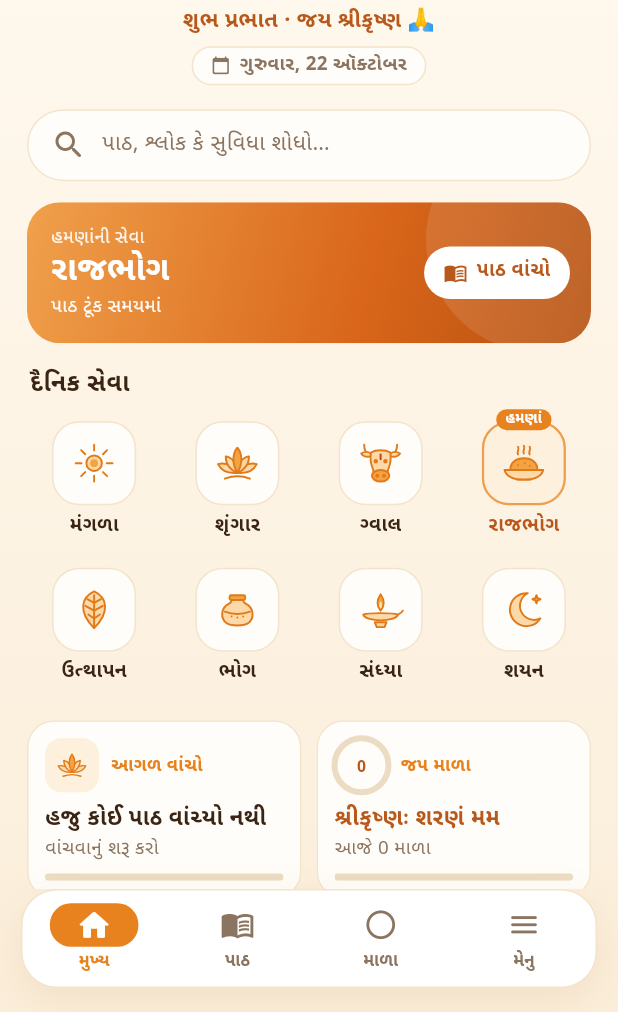
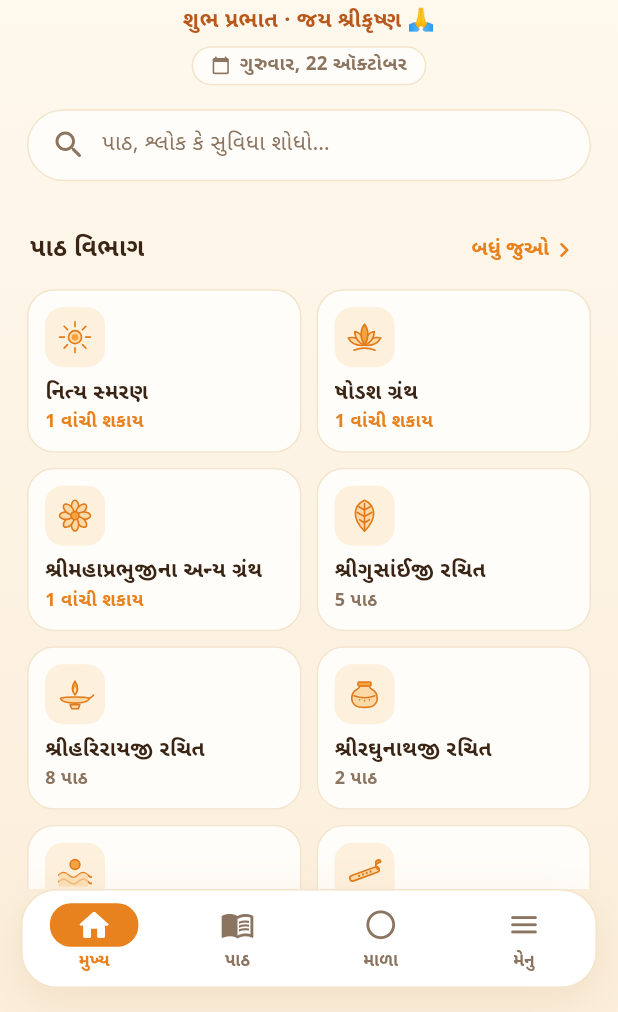
Before and after one commit to chinmaymodi24/pushtimarg-nitya-path, a Flutter app: the screen it shows after launch, on a phone screen of 412 x 824 dp, the part 224-1236 px from its top. Run offline on Flutter 3.47's test engine with Material 3 defaults, Android fonts, the phone set to English and light mode, and no system bars; our stand-ins replace flutter_svg, get, get_storage.

Commit message:
Home: ten path sections with see-all; hide empty continue/japa cards; drop the seva card
Co-Authored-By: Claude Opus 5.5 <noreply@anthropic.com>
Claude-Session: https://claude.ai/code/session_01GGw6umaZzkZjSnBB44UrMi

```diff
--- a/lib/core/translations/app_translations.dart
+++ b/lib/core/translations/app_translations.dart
@@ -149,6 +149,7 @@ class AppTranslations extends Translations {
     'n_paths': "@n પાઠ",
     'soon': "પાઠ ટૂંક સમયમાં",
     'daily_seva': "દૈનિક સેવા",
+    'home_sections': "પાઠ વિભાગ",
     'nav_mala': "માળા",
     'japa_today_n': "આજે @n માળા",
     'not_started': "હજુ કોઈ પાઠ વાંચ્યો નથી",
@@ -342,6 +343,7 @@ class AppTranslations extends Translations {
     'n_paths': "@n पाठ",
     'soon': "पाठ शीघ्र",
     'daily_seva': "दैनिक सेवा",
+    'home_sections': "पाठ विभाग",
     'nav_mala': "माला",
     'japa_today_n': "आज @n माला",
     'not_started': "अभी कोई पाठ नहीं पढ़ा",
@@ -534,6 +536,7 @@ class AppTranslations extends Translations {
     'n_paths': "@n paths",
     'soon': "Paths coming soon",
     'daily_seva': "Daily seva",
+    'home_sections': "Path sections",
     'nav_mala': "Mala",
     'japa_today_n': "@n malas today",
     'not_started': "Nothing read yet",
--- a/lib/modules/home/home_view.dart
+++ b/lib/modules/home/home_view.dart
@@ -10,13 +10,11 @@ import '../../core/utils/day_info.dart';
 import '../../core/widgets/app_logo.dart';
 import '../../core/widgets/motion.dart';
 import '../../core/widgets/svg_icon.dart';
-import '../../data/models/seva.dart';
+import '../../data/models/category.dart';
 import '../../data/repository/path_repository.dart';
 import '../../routes/app_routes.dart';
 import '../shell/shell_controller.dart';
 import 'home_controller.dart';
-
-const _nowGradient = [Color(0xFFF0A04B), Color(0xFFD9661A), Color(0xFFB5500F)];
 
 class HomeView extends GetView<HomeController> {
   const HomeView({super.key});
@@ -29,18 +27,16 @@ class HomeView extends GetView<HomeController> {
         FadeSlideIn(index: 0, child: _Header()),
         SizedBox(height: 12),
         FadeSlideIn(index: 1, child: _SearchBar()),
-        SizedBox(height: 14),
-        FadeSlideIn(index: 2, child: _NowSevaCard()),
+        SizedBox(height: 16),
+        FadeSlideIn(index: 2, child: _MiniCards()),
         FadeSlideIn(index: 3, child: _SectionTitle()),
-        FadeSlideIn(index: 4, child: _SevaGrid()),
-        SizedBox(height: 16),
-        FadeSlideIn(index: 5, child: _MiniCards()),
+        FadeSlideIn(index: 4, child: _SectionGrid()),
       ],
     );
   }
 }
 
-/// Arch, centred logo, greeting for the time of day and today's date.
+/// Centred logo, greeting for the time of day and today's date.
 class _Header extends GetView<HomeController> {
   const _Header();
 
@@ -110,233 +106,156 @@ class _Header extends GetView<HomeController> {
   }
 }
 
-class _NowSevaCard extends GetView<HomeController> {
-  const _NowSevaCard();
+class _SectionTitle extends StatelessWidget {
+  const _SectionTitle();
 
   @override
   Widget build(BuildContext context) {
     final p = context.pal;
-    final repo = Get.find<PathRepository>();
-    return Obx(() {
-      final id = DayInfo.currentSeva(controller.now.value);
-      final seva = sevaList.firstWhere((x) => x.id == id);
-      final n = repo.forSeva(id).length;
-      return Material(
-        color: Colors.transparent,
-        child: InkWell(
-          borderRadius: BorderRadius.circular(22),
-          onTap: () => Get.toNamed(Routes.seva, arguments: id),
-          child: Ink(
-            decoration: BoxDecoration(
-              borderRadius: BorderRadius.circular(22),
-              gradient: const LinearGradient(
-                begin: Alignment.topLeft,
-                end: Alignment.bottomRight,
-                colors: _nowGradient,
-                stops: [0, 0.6, 1],
-              ),
-            ),
-            child: ClipRRect(
-              borderRadius: BorderRadius.circular(22),
-              child: Stack(
+    return Padding(
+      padding: const EdgeInsets.fromLTRB(2, 10, 0, 6),
+      child: Row(
         children: [
-                  Positioned(
-                    right: -40,
-                    top: -50,
-                    child: Container(
-                      width: 150,
-                      height: 150,
-                      decoration: const BoxDecoration(
-                        shape: BoxShape.circle,
-                        color: Color(0x1CFFFFFF),
+          Expanded(
+            child: Text(
+              'home_sections'.tr,
+              style: TextStyle(
+                fontSize: 16.5,
+                fontWeight: FontWeight.w700,
+                color: p.text,
               ),
             ),
           ),
-                  Padding(
-                    padding: const EdgeInsets.fromLTRB(16, 15, 14, 15),
+          TextButton(
+            onPressed: () => Get.find<ShellController>().go(1),
+            style: TextButton.styleFrom(
+              foregroundColor: p.primary,
+              padding: const EdgeInsets.symmetric(horizontal: 8),
+              visualDensity: VisualDensity.compact,
+            ),
             child: Row(
-                      children: [
-                        Expanded(
-                          child: Column(
-                            crossAxisAlignment: CrossAxisAlignment.start,
+              mainAxisSize: MainAxisSize.min,
               children: [
                 Text(
-                                'now_seva'.tr,
+                  'see_all'.tr,
                   style: const TextStyle(
-                                  fontSize: 12,
-                                  color: Color(0xE6FFFFFF),
+                    fontSize: 13.5,
+                    fontWeight: FontWeight.w700,
                   ),
                 ),
-                              Text(
-                                seva.nameKey.tr,
-                                style: const TextStyle(
-                                  fontSize: 22,
-                                  height: 1.3,
-                                  fontWeight: FontWeight.w700,
-                                  color: Colors.white,
-                                ),
-                              ),
-                              Text(
-                                n == 0
-                                    ? 'soon'.tr
-                                    : 'n_paths'.trParams({'n': '$n'}),
-                                style: const TextStyle(
-                                  fontSize: 12.5,
-                                  color: Color(0xF2FFFFFF),
+                const Icon(Icons.chevron_right_rounded, size: 20),
+              ],
             ),
           ),
         ],
       ),
-                        ),
-                        Container(
-                          padding: const EdgeInsets.symmetric(
-                            horizontal: 13,
-                            vertical: 8,
-                          ),
-                          decoration: BoxDecoration(
-                            color: Colors.white,
-                            borderRadius: BorderRadius.circular(18),
-                          ),
+    );
+  }
+}
+
+/// The first ten sections of the Paths tab, two to a row.
+class _SectionGrid extends StatelessWidget {
+  const _SectionGrid();
+
+  static const _shown = 10;
+
+  @override
+  Widget build(BuildContext context) {
+    final items = categoryList.take(_shown).toList();
+    return Column(
+      children: [
+        for (var i = 0; i < items.length; i += 2)
+          Padding(
+            padding: EdgeInsets.only(top: i == 0 ? 0 : 10),
+            child: IntrinsicHeight(
               child: Row(
-                            mainAxisSize: MainAxisSize.min,
+                crossAxisAlignment: CrossAxisAlignment.stretch,
                 children: [
-                              Icon(
-                                Icons.menu_book_outlined,
-                                size: 16,
-                                color: p.heading,
-                              ),
-                              const SizedBox(width: 6),
-                              Text(
-                                'read_path'.tr,
-                                style: TextStyle(
-                                  fontSize: 13,
-                                  fontWeight: FontWeight.w700,
-                                  color: p.heading,
-                                ),
+                  Expanded(child: _SectionTile(items[i])),
+                  const SizedBox(width: 10),
+                  Expanded(
+                    child: i + 1 < items.length
+                        ? _SectionTile(items[i + 1])
+                        : const SizedBox(),
                   ),
                 ],
               ),
             ),
+          ),
       ],
+    );
+  }
+}
+
+class _SectionTile extends StatelessWidget {
+  const _SectionTile(this.c);
+  final PathCategory c;
+
+  @override
+  Widget build(BuildContext context) {
+    final p = context.pal;
+    final paths = Get.find<PathRepository>().forCategory(c.id);
+    final ready = paths.where((x) => x.available).length;
+    return Material(
+      color: p.card,
+      shape: RoundedRectangleBorder(
+        borderRadius: BorderRadius.circular(18),
+        side: BorderSide(color: p.cardBorder),
+      ),
+      child: InkWell(
+        borderRadius: BorderRadius.circular(18),
+        onTap: () => Get.toNamed(Routes.category, arguments: c.id),
+        child: Padding(
+          padding: const EdgeInsets.fromLTRB(12, 12, 10, 12),
+          child: Column(
+            crossAxisAlignment: CrossAxisAlignment.start,
+            children: [
+              Container(
+                width: 40,
+                height: 40,
+                alignment: Alignment.center,
+                decoration: BoxDecoration(
+                  color: p.iconTile,
+                  borderRadius: BorderRadius.circular(12),
+                ),
+                child: SvgIcon(c.icon, size: 26),
+              ),
+              const SizedBox(height: 8),
+              Text(
+                c.nameKey.tr,
+                maxLines: 2,
+                overflow: TextOverflow.ellipsis,
+                style: TextStyle(
+                  fontSize: 14,
+                  height: 1.3,
+                  fontWeight: FontWeight.w700,
+                  color: p.text,
+                ),
+              ),
+              const Spacer(),
+              const SizedBox(height: 2),
+              Text(
+                ready > 0
+                    ? 'n_ready'.trParams({'n': '$ready'})
+                    : 'n_paths'.trParams({'n': '${paths.length}'}),
+                maxLines: 1,
+                overflow: TextOverflow.ellipsis,
+                style: TextStyle(
+                  fontSize: 12,
+                  fontWeight: FontWeight.w600,
+                  color: ready > 0 ? p.primary : p.subtext,
                 ),
               ),
             ],
           ),
         ),
       ),
-        ),
     );
-    });
   }
 }
 
-class _SectionTitle extends StatelessWidget {
-  const _SectionTitle();
-
-  @override
-  Widget build(BuildContext context) => Padding(
-    padding: const EdgeInsets.fromLTRB(2, 16, 2, 12),
-    child: Text(
-      'daily_seva'.tr,
-      style: TextStyle(
-        fontSize: 16.5,
-        fontWeight: FontWeight.w700,
-        color: context.pal.text,
-      ),
-    ),
-  );
-}
-
-/// All eight sevas, four to a row, with the current one marked.
-class _SevaGrid extends GetView<HomeController> {
-  const _SevaGrid();
-
-  @override
-  Widget build(BuildContext context) {
-    final p = context.pal;
-    return Obx(() {
-      final now = DayInfo.currentSeva(controller.now.value);
-      return GridView(
-        shrinkWrap: true,
-        physics: const NeverScrollableScrollPhysics(),
-        padding: EdgeInsets.zero,
-        gridDelegate: SliverGridDelegateWithFixedCrossAxisCount(
-          crossAxisCount: 4,
-          mainAxisSpacing: 12,
-          crossAxisSpacing: 6,
-          // Tile, gap and a label that grows with the phone's font size.
-          mainAxisExtent: 61 + MediaQuery.textScalerOf(context).scale(13) * 1.9,
-        ),
-        children: [
-          for (final s in sevaList)
-            GestureDetector(
-              behavior: HitTestBehavior.opaque,
-              onTap: () => Get.toNamed(Routes.seva, arguments: s.id),
-              child: Column(
-                children: [
-                  Stack(
-                    clipBehavior: Clip.none,
-                    alignment: Alignment.topCenter,
-                    children: [
-                      Container(
-                        width: 56,
-                        height: 56,
-                        alignment: Alignment.center,
-                        decoration: BoxDecoration(
-                          color: s.id == now ? p.iconTile : p.card,
-                          borderRadius: BorderRadius.circular(18),
-                          border: Border.all(
-                            color: s.id == now
-                                ? p.primary.withValues(alpha: 0.75)
-                                : p.cardBorder,
-                            width: s.id == now ? 1.5 : 1,
-                          ),
-                        ),
-                        child: SvgIcon(s.icon, size: 31),
-                      ),
-                      if (s.id == now)
-                        Positioned(
-                          top: -8,
-                          child: Container(
-                            padding: const EdgeInsets.symmetric(horizontal: 6),
-                            decoration: BoxDecoration(
-                              color: p.primary,
-                              borderRadius: BorderRadius.circular(8),
-                            ),
-                            child: Text(
-                              'now_badge'.tr,
-                              style: const TextStyle(
-                                fontSize: 9.5,
-                                height: 1.5,
-                                fontWeight: FontWeight.w700,
-                                color: Colors.white,
-                              ),
-                            ),
-                          ),
-                        ),
-                    ],
-                  ),
-                  const SizedBox(height: 5),
-                  Text(
-                    s.nameKey.tr,
-                    maxLines: 1,
-                    overflow: TextOverflow.ellipsis,
-                    style: TextStyle(
-                      fontSize: 13,
-                      fontWeight: FontWeight.w700,
-                      color: s.id == now ? p.heading : p.text,
-                    ),
-                  ),
-                ],
-              ),
-            ),
-        ],
-      );
-    });
-  }
-}
-
-/// "Continue reading" and today's japa, side by side.
+/// "Continue reading" and today's japa. Each shows only once there is
+/// something to continue; with only one, it takes the full width.
 class _MiniCards extends StatelessWidget {
   const _MiniCards();
 
@@ -347,22 +266,20 @@ class _MiniCards extends StatelessWidget {
     final japa = Get.find<JapaController>();
     final repo = Get.find<PathRepository>();
     final s = Get.find<SettingsController>();
-    return IntrinsicHeight(
-      child: Row(
-        crossAxisAlignment: CrossAxisAlignment.stretch,
-        children: [
-          Expanded(
-            child: Obx(() {
+    return Obx(() {
       final r = reading.last;
       final path = r == null ? null : repo.byId(r.pathId);
-              return _Mini(
-                onTap: path == null
-                    ? () => Get.find<ShellController>().go(1)
-                    : () => Get.toNamed(
+      final c = japa.count.value;
+      japa.history.length; // rebuild when a mala completes
+      final today = japa.malasToday;
+      final cards = <Widget>[
+        if (r != null && path != null)
+          _Mini(
+            onTap: () => Get.toNamed(
               Routes.reader,
               arguments: {
                 'id': path.id,
-                          'resume': r!.isComplete ? 0.0 : r.progress,
+                'resume': r.isComplete ? 0.0 : r.progress,
               },
             ),
             lead: Container(
@@ -373,27 +290,19 @@ class _MiniCards extends StatelessWidget {
                 color: p.iconTile,
                 borderRadius: BorderRadius.circular(11),
               ),
-                  child: SvgIcon(path?.icon ?? 'lotus', size: 22),
+              child: SvgIcon(path.icon, size: 22),
             ),
             label: 'continue_btn'.tr,
-                title: path?.title(s.uiLang.value) ?? 'not_started'.tr,
+            title: path.title(s.uiLang.value),
             titleColor: p.text,
-                subtitle: path == null
-                    ? 'start_reading'.tr
-                    : 'verse_of'.trParams({
-                        'a': '${r!.verse}',
+            subtitle: 'verse_of'.trParams({
+              'a': '${r.verse}',
               'b': '${path.verses.length}',
             }),
-                progress: r?.progress ?? 0,
-              );
-            }),
+            progress: r.progress,
           ),
-          const SizedBox(width: 10),
-          Expanded(
-            child: Obx(() {
-              final c = japa.count.value;
-              japa.history.length; // rebuild when a mala completes
-              return _Mini(
+        if (c > 0 || today > 0)
+          _Mini(
             onTap: () => Get.find<ShellController>().go(2),
             lead: SizedBox.square(
               dimension: 36,
@@ -421,14 +330,27 @@ class _MiniCards extends StatelessWidget {
             label: 'japa_title'.tr,
             title: 'japa_sub'.tr,
             titleColor: p.heading,
-                subtitle: 'japa_today_n'.trParams({'n': '${japa.malasToday}'}),
+            subtitle: 'japa_today_n'.trParams({'n': '$today'}),
             progress: c / AppConfig.malaBeads,
-              );
-            }),
           ),
+      ];
+      if (cards.isEmpty) return const SizedBox.shrink();
+      return Padding(
+        padding: const EdgeInsets.only(bottom: 16),
+        child: IntrinsicHeight(
+          child: Row(
+            crossAxisAlignment: CrossAxisAlignment.stretch,
+            children: [
+              Expanded(child: cards.first),
+              if (cards.length > 1) ...[
+                const SizedBox(width: 10),
+                Expanded(child: cards.last),
+              ],
             ],
           ),
+        ),
       );
+    });
   }
 }
 
```
Lines whose indentation alone changed are shown as unchanged.
